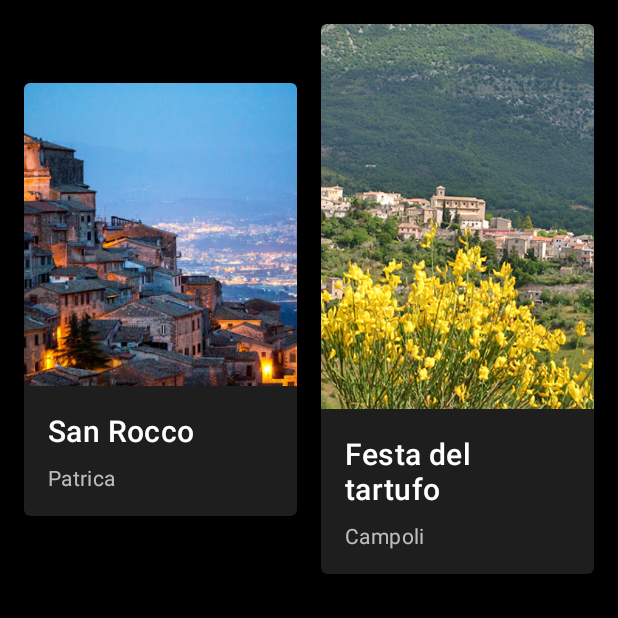
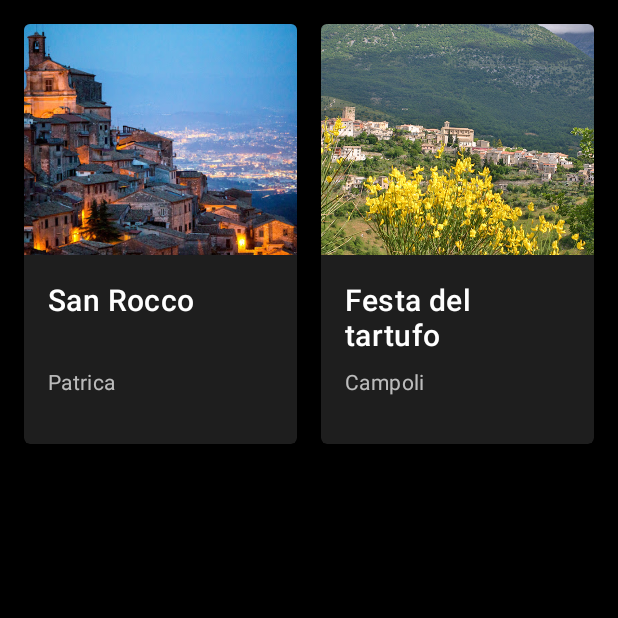
Before and after one commit to ThetaRangers/ThetaProvaCarte, an Android app: the EventsActivity screen opened directly, with no data from a screen before it, on a phone screen of 412 x 824 dp, the top half of it. Run offline under Robolectric (Android 15) with nearby library versions, the phone set to English and light mode, and no system bars.

Commit message:
Update UI of events

```diff
--- a/app/src/main/res/layout/item_event.xml
+++ b/app/src/main/res/layout/item_event.xml
@@ -34,6 +34,7 @@
                     android:id="@+id/tvName"
                     android:layout_width="wrap_content"
                     android:layout_height="wrap_content"
+                    android:minLines="2"
                     android:text="@string/tv_default"
                     android:textAppearance="?attr/textAppearanceHeadline6"
                     android:transitionName="nameTransition" />
@@ -43,6 +44,7 @@
                     android:layout_width="wrap_content"
                     android:layout_height="wrap_content"
                     android:layout_marginTop="@dimen/margin_top_medium"
+                    android:minLines="2"
                     android:text="@string/tv_default"
                     android:textAppearance="?attr/textAppearanceBody2"
                     android:textColor="?android:attr/textColorSecondary"
@@ -68,7 +70,7 @@
                 android:layout_width="wrap_content"
                 android:layout_height="wrap_content"
                 android:orientation="horizontal"
-                app:layout_constraintGuide_percent="0.7" />
+                app:layout_constraintGuide_percent="0.55" />
 
         </androidx.constraintlayout.widget.ConstraintLayout>
 
```
